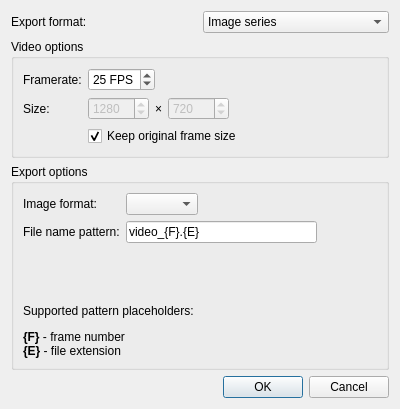
drawpile/Drawpile, file src/client/ui/videoexport.ui: the form before one commit.
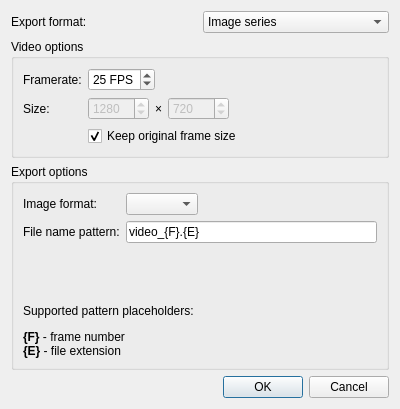
The form after the commit. Icons and pictures are not drawn.

Commit message: Export dialog fixes

Diff of the .ui file:
```diff
--- a/src/client/ui/videoexport.ui
+++ b/src/client/ui/videoexport.ui
@@ -226,36 +226,6 @@
             </property>
            </widget>
           </item>
-          <item row="1" column="1">
-           <layout class="QHBoxLayout" name="horizontalLayout_3">
-            <item>
-             <widget class="QLineEdit" name="filenamePattern">
-              <property name="sizePolicy">
-               <sizepolicy hsizetype="Expanding" vsizetype="Fixed">
-                <horstretch>1</horstretch>
-                <verstretch>0</verstretch>
-               </sizepolicy>
-              </property>
-              <property name="text">
-               <string>video_{F}.{E}</string>
-              </property>
-             </widget>
-            </item>
-            <item>
-             <spacer name="horizontalSpacer">
-              <property name="orientation">
-               <enum>Qt::Horizontal</enum>
-              </property>
-              <property name="sizeHint" stdset="0">
-               <size>
-                <width>60</width>
-                <height>20</height>
-               </size>
-              </property>
-             </spacer>
-            </item>
-           </layout>
-          </item>
           <item row="2" column="0">
            <spacer name="verticalSpacer">
             <property name="orientation">
@@ -279,6 +249,19 @@
             </property>
            </widget>
           </item>
+          <item row="1" column="1">
+           <widget class="QLineEdit" name="filenamePattern">
+            <property name="sizePolicy">
+             <sizepolicy hsizetype="Expanding" vsizetype="Fixed">
+              <horstretch>1</horstretch>
+              <verstretch>0</verstretch>
+             </sizepolicy>
+            </property>
+            <property name="text">
+             <string>video_{F}.{E}</string>
+            </property>
+           </widget>
+          </item>
          </layout>
         </widget>
         <widget class="QWidget" name="page_2">
```
Left out of the diff: 40 changed lines with no effect on the pictures. The commit also changes 5 other files.
